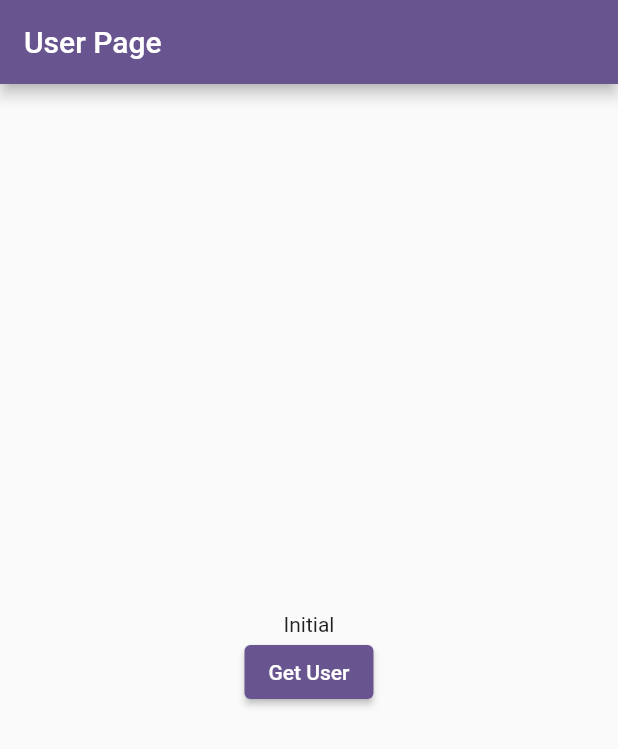
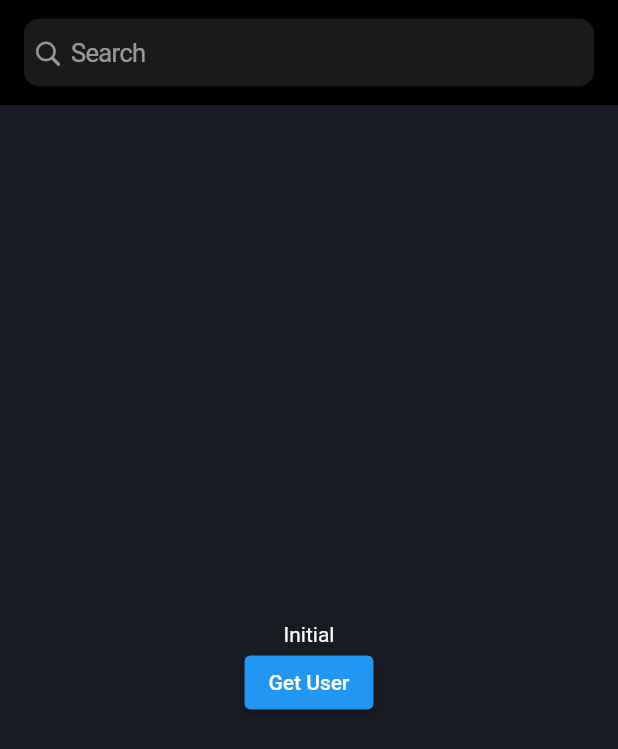
Before and after one commit to agelogeo/github_dashboard, a Flutter app: the screen it shows after launch, on a phone screen of 412 x 824 dp. Shown: the top 749 px of the screen. Run offline on Flutter 3.47's test engine with Material 2 defaults, Android fonts, the phone set to English and light mode, and no system bars; our stand-ins replace bloc, dartz, equatable, flutter_bloc; generated files the repository leaves out were written again.

Commit message:
FEATURE: Search cubit and page

```diff
--- a/lib/main.dart
+++ b/lib/main.dart
@@ -1,6 +1,6 @@
-import 'dart:io';
-
 import 'package:flutter/material.dart';
+import 'package:github_dashboard/search/presentation/cubit/search_cubit.dart';
+import 'package:github_dashboard/search/presentation/ui/search_page.dart';
 import 'package:github_dashboard/user/presentation/ui/user_page.dart';
 import 'package:http/http.dart' as http;
 import 'package:flutter_bloc/flutter_bloc.dart';
@@ -11,10 +11,11 @@ void main() {
   runApp(const MyApp());
 }
 
+const primaryColor = Color(0xFFff6c02);
+
 class MyApp extends StatelessWidget {
   const MyApp({super.key});
 
-  // This widget is the root of your application.
   @override
   Widget build(BuildContext context) {
     return MultiBlocProvider(
@@ -23,104 +24,25 @@ class MyApp extends StatelessWidget {
           create: (context) =>
               UserBloc(userRepository: UserRepository(client: http.Client())),
         ),
+        BlocProvider(create: (context) => SearchCubit()),
       ],
       child: MaterialApp(
-          title: 'Github Dashboard',
-          theme: ThemeData(
-            colorScheme: ColorScheme.fromSeed(seedColor: Colors.deepPurple),
-            useMaterial3: false,
+        title: 'Github Dashboard',
+        theme: ThemeData(
+          brightness: Brightness.dark,
+          scaffoldBackgroundColor: const Color(0xFF181b22),
+          appBarTheme: const AppBarTheme(
+            backgroundColor: Colors.black,
+            elevation: 0,
           ),
-          home: const UserPage()
-          //const MyHomePage(title: 'Flutter Demo Home Page'),
-          ),
+          primaryColor: primaryColor,
+          progressIndicatorTheme:
+              const ProgressIndicatorThemeData(color: primaryColor),
+          floatingActionButtonTheme: const FloatingActionButtonThemeData(
+              backgroundColor: primaryColor),
+        ),
+        home: const SearchPage(),
+      ),
     );
   }
 }
-
-class MyHomePage extends StatefulWidget {
-  const MyHomePage({super.key, required this.title});
-
-  // This widget is the home page of your application. It is stateful, meaning
-  // that it has a State object (defined below) that contains fields that affect
-  // how it looks.
-
-  // This class is the configuration for the state. It holds the values (in this
-  // case the title) provided by the parent (in this case the App widget) and
-  // used by the build method of the State. Fields in a Widget subclass are
-  // always marked "final".
-
-  final String title;
-
-  @override
-  State<MyHomePage> createState() => _MyHomePageState();
-}
-
-class _MyHomePageState extends State<MyHomePage> {
-  int _counter = 0;
-
-  void _incrementCounter() {
-    setState(() {
-      // This call to setState tells the Flutter framework that something has
-      // changed in this State, which causes it to rerun the build method below
-      // so that the display can reflect the updated values. If we changed
-      // _counter without calling setState(), then the build method would not be
-      // called again, and so nothing would appear to happen.
-      _counter++;
-    });
-  }
-
-  @override
-  Widget build(BuildContext context) {
-    // This method is rerun every time setState is called, for instance as done
-    // by the _incrementCounter method above.
-    //
-    // The Flutter framework has been optimized to make rerunning build methods
-    // fast, so that you can just rebuild anything that needs updating rather
-    // than having to individually change instances of widgets.
-    return Scaffold(
-      appBar: AppBar(
-        // TRY THIS: Try changing the color here to a specific color (to
-        // Colors.amber, perhaps?) and trigger a hot reload to see the AppBar
-        // change color while the other colors stay the same.
-        backgroundColor: Theme.of(context).colorScheme.inversePrimary,
-        // Here we take the value from the MyHomePage object that was created by
-        // the App.build method, and use it to set our appbar title.
-        title: Text(widget.title),
-      ),
-      body: Center(
-        // Center is a layout widget. It takes a single child and positions it
-        // in the middle of the parent.
-        child: Column(
-          // Column is also a layout widget. It takes a list of children and
-          // arranges them vertically. By default, it sizes itself to fit its
-          // children horizontally, and tries to be as tall as its parent.
-          //
-          // Column has various properties to control how it sizes itself and
-          // how it positions its children. Here we use mainAxisAlignment to
-          // center the children vertically; the main axis here is the vertical
-          // axis because Columns are vertical (the cross axis would be
-          // horizontal).
-          //
-          // TRY THIS: Invoke "debug painting" (choose the "Toggle Debug Paint"
-          // action in the IDE, or press "p" in the console), to see the
-          // wireframe for each widget.
-          mainAxisAlignment: MainAxisAlignment.center,
-          children: <Widget>[
-            const Text(
-              'You have pushed the button this many times:',
-            ),
-            Text(
-              '$_counter',
-              style: Theme.of(context).textTheme.headlineMedium,
-            ),
-          ],
-        ),
-      ),
-      floatingActionButton: FloatingActionButton(
-        onPressed: _incrementCounter,
-        tooltip: 'Increment',
-        child: const Icon(Icons.add),
-      ), // This trailing comma makes auto-formatting nicer for build methods.
-    );
-  }
-}
--- /dev/null
+++ b/lib/search/presentation/cubit/search_state.dart
@@ -0,0 +1,36 @@
+part of 'search_cubit.dart';
+
+sealed class SearchState extends Equatable {
+  const SearchState({required this.recentSearches});
+
+  final List<String> recentSearches;
+
+  @override
+  List<Object> get props => [];
+
+  SearchState copyWith({List<String>? recentSearches});
+}
+
+class SearchIdle extends SearchState {
+  const SearchIdle({required super.recentSearches});
+
+  @override
+  List<Object> get props => [recentSearches];
+
+  @override
+  SearchIdle copyWith({List<String>? recentSearches}) {
+    return SearchIdle(recentSearches: recentSearches ?? this.recentSearches);
+  }
+}
+
+class SearchActive extends SearchState {
+  const SearchActive({required super.recentSearches});
+
+  @override
+  List<Object> get props => [recentSearches];
+
+  @override
+  SearchActive copyWith({List<String>? recentSearches}) {
+    return SearchActive(recentSearches: recentSearches ?? this.recentSearches);
+  }
+}
--- /dev/null
+++ b/lib/search/presentation/ui/search_page.dart
@@ -0,0 +1,92 @@
+import 'package:flutter/cupertino.dart';
+import 'package:flutter/foundation.dart';
+import 'package:flutter/material.dart';
+import 'package:flutter/widgets.dart';
+import 'package:flutter_bloc/flutter_bloc.dart';
+import 'package:github_dashboard/search/presentation/cubit/search_cubit.dart';
+import 'package:github_dashboard/search/presentation/ui/recent_searches_widget.dart';
+import 'package:github_dashboard/user/presentation/ui/user_page.dart';
+
+class SearchPage extends StatefulWidget {
+  const SearchPage({super.key});
+
+  @override
+  State<SearchPage> createState() => _SearchPageState();
+}
+
+class _SearchPageState extends State<SearchPage> {
+  final _searchFocusNode = FocusNode();
+  final _queryTextController = TextEditingController();
+
+  @override
+  void initState() {
+    super.initState();
+    _searchFocusNode.addListener(() {
+      if (_searchFocusNode.hasFocus) {
+        context.read<SearchCubit>().startSearching();
+      } else {
+        context.read<SearchCubit>().stopSearching();
+      }
+    });
+  }
+
+  @override
+  void dispose() {
+    _searchFocusNode.dispose();
+    _queryTextController.dispose();
+    super.dispose();
+  }
+
+  @override
+  Widget build(BuildContext context) {
+    return Scaffold(
+        appBar: AppBar(
+          toolbarHeight: 70,
+          title: BlocBuilder<SearchCubit, SearchState>(
+            builder: (context, state) {
+              return Row(
+                mainAxisSize: MainAxisSize.min,
+                children: [
+                  _searchFocusNode.hasFocus
+                      ? IconButton(
+                          icon: const Icon(
+                            Icons.arrow_back_ios,
+                            color: Colors.white,
+                          ),
+                          onPressed: () => _searchFocusNode.unfocus(),
+                        )
+                      : Container(),
+                  Flexible(
+                    child: SizedBox(
+                      height: 45,
+                      child: CupertinoSearchTextField(
+                        controller: _queryTextController,
+                        autofocus: false,
+                        focusNode: _searchFocusNode,
+                        style: const TextStyle(color: Colors.white),
+                        decoration: BoxDecoration(
+                            color: Colors.white10,
+                            borderRadius: BorderRadius.circular(10)),
+                        onSubmitted: (value) {
+                          context.read<SearchCubit>().addSearchTerm(value);
+                        },
+                      ),
+                    ),
+                  ),
+                ],
+              );
+            },
+          ),
+        ),
+        body: BlocBuilder<SearchCubit, SearchState>(
+          builder: (context, state) {
+            switch (state) {
+              case SearchIdle():
+                return const UserPage();
+              case SearchActive():
+                return const RecentSearches();
+            }
+          },
+        ));
+  }
+}
--- a/lib/user/presentation/ui/user_page.dart
+++ b/lib/user/presentation/ui/user_page.dart
@@ -1,15 +1,19 @@
+import 'package:flutter/cupertino.dart';
 import 'package:flutter/material.dart';
 import 'package:flutter_bloc/flutter_bloc.dart';
 import 'package:github_dashboard/user/presentation/bloc/user_bloc.dart';
 
-class UserPage extends StatelessWidget {
+class UserPage extends StatefulWidget {
   const UserPage({super.key});
 
   @override
+  State<UserPage> createState() => _UserPageState();
+}
+
+class _UserPageState extends State<UserPage> {
+  @override
   Widget build(BuildContext context) {
-    return Scaffold(
-      appBar: AppBar(title: Text("User Page")),
-      body: Center(
+    return Center(
       child: Column(
         mainAxisAlignment: MainAxisAlignment.center,
         children: [
@@ -34,11 +38,13 @@ class UserPage extends StatelessWidget {
           ),
           ElevatedButton(
             onPressed: () {
-                  context.read<UserBloc>().add(GetUserProfile(username: "c9s"));
+              context.read<UserBloc>().add(
+                    GetUserProfile(username: "c9s"),
+                  );
             },
-                child: Text("Get User"))
+            child: Text("Get User"),
+          )
         ],
-        ),
       ),
     );
   }
```
Also changed, not shown: lib/search/presentation/cubit/search_cubit.dart (added, +34 -0 lines), lib/search/presentation/ui/recent_searches_widget.dart (added, +50 -0 lines). Lines whose indentation alone changed are shown as unchanged.
